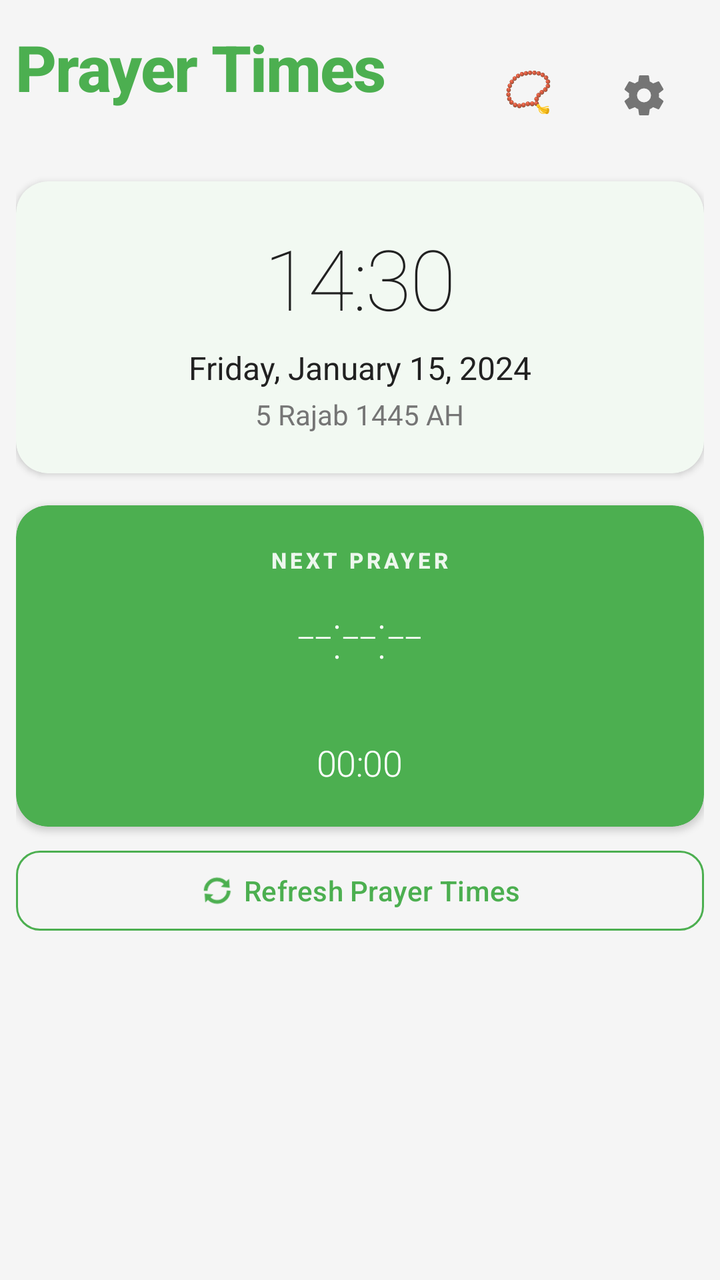
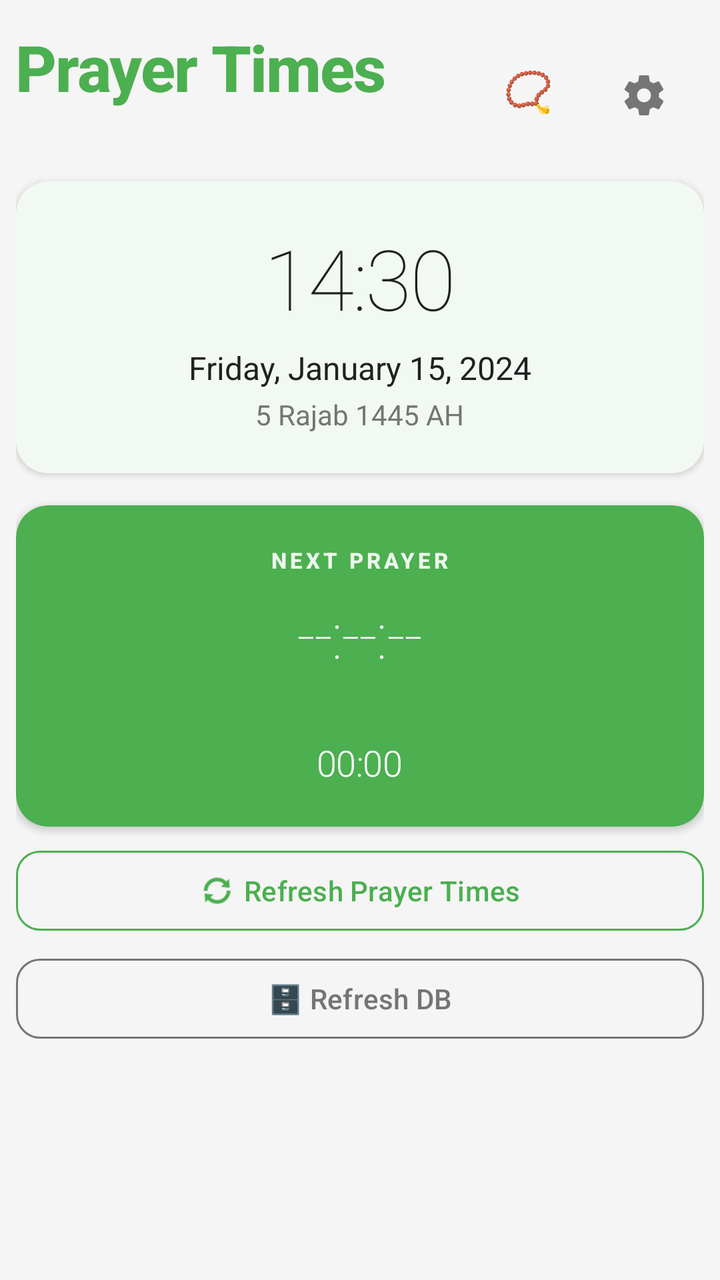

The first picture is an Android layout as it rendered before a commit; the second is the same layout after the commit. The layout source and the unified diff follow.
<!-- AndroidManifest.xml: activity theme Theme.SalahTimes -->
<!-- res/layout/activity_main.xml -->
<?xml version="1.0" encoding="utf-8"?>
<ScrollView xmlns:android="http://schemas.android.com/apk/res/android"
    xmlns:app="http://schemas.android.com/apk/res-auto"
    android:layout_width="match_parent"
    android:layout_height="match_parent"
    android:fillViewport="true"
    android:background="@color/background_light">

<LinearLayout
    android:layout_width="match_parent"
    android:layout_height="wrap_content"
    android:orientation="vertical"
    android:padding="8dp">

        
        <LinearLayout
            android:layout_width="match_parent"
            android:layout_height="wrap_content"
            android:orientation="horizontal"
            android:gravity="center_vertical"
            android:paddingTop="4dp"
            android:paddingBottom="4dp">

            <LinearLayout
                android:layout_width="0dp"
                android:layout_height="wrap_content"
                android:layout_weight="1"
                android:orientation="vertical">

                <TextView
                    android:id="@+id/app_title"
                    android:layout_width="wrap_content"
                    android:layout_height="wrap_content"
                    android:text="Prayer Times"
                    android:textSize="32sp"
                    android:textColor="@color/primary_green"
                    android:textStyle="bold"
                    android:fontFamily="sans-serif-medium"
                    android:letterSpacing="-0.02" />

                <TextView
                    android:id="@+id/location_text"
                    android:layout_width="wrap_content"
                    android:layout_height="wrap_content"
                    android:textSize="16sp"
                    android:textColor="@color/text_secondary"
                    android:fontFamily="sans-serif"
                    android:layout_marginTop="2dp" />

            </LinearLayout>

            <LinearLayout
                android:layout_width="wrap_content"
                android:layout_height="wrap_content"
                android:orientation="horizontal">

                <com.google.android.material.button.MaterialButton
                    android:id="@+id/adhkar_button"
                    android:layout_width="56dp"
                    android:layout_height="56dp"
                    android:insetTop="0dp"
                    android:insetBottom="0dp"
                    android:text="📿"
                    android:textSize="20sp"
                    style="@style/Widget.Material3.Button.IconButton"
                    android:contentDescription="Adhkar"
                    android:layout_marginEnd="4dp" />

                <com.google.android.material.button.MaterialButton
                    android:id="@+id/settings_button"
                    android:layout_width="56dp"
                    android:layout_height="56dp"
                    android:insetTop="0dp"
                    android:insetBottom="0dp"
                    app:icon="@drawable/ic_settings"
                    app:iconSize="24dp"
                    app:iconTint="@color/text_secondary"
                    style="@style/Widget.Material3.Button.IconButton"
                    android:contentDescription="Settings" />

            </LinearLayout>

        </LinearLayout>

        
        <com.google.android.material.card.MaterialCardView
            android:layout_width="match_parent"
            android:layout_height="wrap_content"
            android:layout_marginTop="8dp"
            app:cardCornerRadius="16dp"
            app:cardElevation="2dp"
            app:strokeWidth="0dp"
            app:cardBackgroundColor="@color/card_background">

            <LinearLayout
                android:layout_width="match_parent"
                android:layout_height="wrap_content"
                android:orientation="vertical"
                android:padding="20dp"
                android:gravity="center">

                <TextView
                    android:id="@+id/clock_text"
                    android:layout_width="wrap_content"
                    android:layout_height="wrap_content"
                    android:text="14:30"
                    android:textSize="42sp"
                    android:textColor="@color/text_primary"
                    android:fontFamily="sans-serif-thin"
                    android:letterSpacing="-0.02" />

                <TextView
                    android:id="@+id/date_text"
                    android:layout_width="wrap_content"
                    android:layout_height="wrap_content"
                    android:text="Friday, January 15, 2024"
                    android:textSize="16sp"
                    android:textColor="@color/text_primary"
                    android:fontFamily="sans-serif"
                    android:layout_marginTop="6dp" />

                <TextView
                    android:id="@+id/hijri_text"
                    android:layout_width="wrap_content"
                    android:layout_height="wrap_content"
                    android:text="5 Rajab 1445 AH"
                    android:textSize="14sp"
                    android:textColor="@color/text_secondary"
                    android:fontFamily="sans-serif"
                    android:layout_marginTop="3dp" />

            </LinearLayout>

        </com.google.android.material.card.MaterialCardView>

        
        <androidx.recyclerview.widget.RecyclerView
            android:id="@+id/prayer_grid"
            android:layout_width="match_parent"
            android:layout_height="wrap_content"
            android:layout_marginTop="8dp"
            android:background="@color/background_light" />

        
        <com.google.android.material.card.MaterialCardView
            android:layout_width="match_parent"
            android:layout_height="wrap_content"
            android:layout_marginTop="8dp"
            app:cardCornerRadius="16dp"
            app:cardElevation="2dp"
            app:strokeWidth="0dp"
            app:cardBackgroundColor="@color/primary_green">

            <LinearLayout
                android:layout_width="match_parent"
                android:layout_height="wrap_content"
                android:orientation="vertical"
                android:padding="20dp"
                android:gravity="center">

                <TextView
                    android:id="@+id/next_prayer_label"
                    android:layout_width="wrap_content"
                    android:layout_height="wrap_content"
                    android:text="NEXT PRAYER"
                    android:textSize="11sp"
                    android:textColor="@color/white"
                    android:textStyle="bold"
                    android:letterSpacing="0.15"
                    android:fontFamily="sans-serif-medium"
                    android:alpha="0.9" />

                <TextView
                    android:id="@+id/countdown_text"
                    android:layout_width="wrap_content"
                    android:layout_height="wrap_content"
                    android:layout_marginTop="8dp"
                    android:text="--:--:--"
                    android:textSize="32sp"
                    android:textColor="@color/white"
                    android:fontFamily="sans-serif-thin"
                    android:letterSpacing="-0.02" />

                <TextView
                    android:id="@+id/iqama_countdown_label"
                    android:layout_width="wrap_content"
                    android:layout_height="wrap_content"
                    android:layout_marginTop="12dp"
                    android:textSize="11sp"
                    android:textColor="@color/white"
                    android:textStyle="bold"
                    android:letterSpacing="0.15"
                    android:fontFamily="sans-serif-medium"
                    android:alpha="0.9" />

                <TextView
                    android:id="@+id/iqama_countdown"
                    android:layout_width="wrap_content"
                    android:layout_height="wrap_content"
                    android:layout_marginTop="4dp"
                    android:text="00:00"
                    android:textSize="18sp"
                    android:textColor="@color/white"
                    android:fontFamily="sans-serif-light"
                    android:letterSpacing="-0.01" />

            </LinearLayout>

        </com.google.android.material.card.MaterialCardView>

        
        <com.google.android.material.button.MaterialButton
            android:id="@+id/refresh_button"
            android:layout_width="match_parent"
            android:layout_height="48dp"
            android:layout_marginTop="8dp"
            android:layout_marginBottom="8dp"
            android:text="Refresh Prayer Times"
            android:textSize="14sp"
            android:textColor="@color/primary_green"
            android:fontFamily="sans-serif-medium"
            app:icon="@android:drawable/ic_popup_sync"
            app:iconTint="@color/primary_green"
            app:iconGravity="textStart"
            style="@style/Widget.Material3.Button.OutlinedButton"
            app:strokeColor="@color/primary_green"
            app:cornerRadius="12dp" />

</LinearLayout>

</ScrollView>
<!-- resources referenced by this layout -->
<resources>
  <color name="background_light">#F5F5F5</color>
  <color name="card_background">#FFFFFF</color>
  <color name="primary_green">#4CAF50</color>
  <color name="text_primary">#212121</color>
  <color name="text_secondary">#757575</color>
  <color name="white">#FFFFFFFF</color>
  <!-- drawable ic_settings (drawable) -->
  <?xml version="1.0" encoding="utf-8"?>
  <vector xmlns:android="http://schemas.android.com/apk/res/android"
      android:width="24dp"
      android:height="24dp"
      android:viewportWidth="24"
      android:viewportHeight="24">
      <path
          android:fillColor="@color/white"
          android:pathData="M12,15.5A3.5,3.5 0 0,1 8.5,12A3.5,3.5 0 0,1 12,8.5a3.5,3.5 0 0,1 3.5,3.5 3.5,3.5 0 0,1 -3.5,3.5M19.43,12.97C19.47,12.65 19.5,12.33 19.5,12C19.5,11.67 19.47,11.34 19.43,11L21.54,9.37C21.73,9.22 21.78,8.95 21.66,8.73L19.66,5.27C19.54,5.05 19.27,4.96 19.05,5.05L16.56,6.05C16.04,5.66 15.5,5.32 14.87,5.07L14.5,2.42C14.46,2.18 14.25,2 14,2H10C9.75,2 9.54,2.18 9.5,2.42L9.13,5.07C8.5,5.32 7.96,5.66 7.44,6.05L4.95,5.05C4.73,4.96 4.46,5.05 4.34,5.27L2.34,8.73C2.22,8.95 2.27,9.22 2.46,9.37L4.57,11C4.53,11.34 4.5,11.67 4.5,12C4.5,12.33 4.53,12.65 4.57,12.97L2.46,14.63C2.27,14.78 2.22,15.05 2.34,15.27L4.34,18.73C4.46,18.95 4.73,19.03 4.95,18.95L7.44,17.94C7.96,18.34 8.5,18.68 9.13,18.93L9.5,21.58C9.54,21.82 9.75,22 10,22H14C14.25,22 14.46,21.82 14.5,21.58L14.87,18.93C15.5,18.67 16.04,18.34 16.56,17.94L19.05,18.95C19.27,19.03 19.54,18.95 19.66,18.73L21.66,15.27C21.78,15.05 21.73,14.78 21.54,14.63L19.43,12.97Z" />
  </vector>
  <style name="Theme.SalahTimes" parent="Theme.Material3.DayNight">
          <item name="colorPrimary">@color/primary_green</item>
          <item name="colorOnPrimary">@color/white</item>
          <item name="colorSecondary">@color/accent_gold</item>
          <item name="colorOnSecondary">@color/black</item>
          <item name="android:statusBarColor">@color/primary_dark</item>
          <item name="android:windowBackground">@color/background_light</item>
          <item name="colorSurface">@color/card_background</item>
          <item name="colorOnSurface">@color/text_primary</item>
      </style>
  <color name="accent_gold">#FFD700</color>
  <color name="black">#FF000000</color>
  <color name="primary_dark">#2E7D32</color>
</resources>

<!-- the commit's change to res/layout/activity_main.xml (unified diff, before → after) -->
@@ -214,7 +214,6 @@
             android:layout_width="match_parent"
             android:layout_height="48dp"
             android:layout_marginTop="8dp"
-            android:layout_marginBottom="8dp"
             android:text="Refresh Prayer Times"
             android:textSize="14sp"
             android:textColor="@color/primary_green"
@@ -226,6 +225,21 @@
             app:strokeColor="@color/primary_green"
             app:cornerRadius="12dp" />
 
+        
+        <com.google.android.material.button.MaterialButton
+            android:id="@+id/refresh_db_button"
+            android:layout_width="match_parent"
+            android:layout_height="48dp"
+            android:layout_marginTop="6dp"
+            android:layout_marginBottom="8dp"
+            android:text="🗄️ Refresh DB"
+            android:textSize="14sp"
+            android:textColor="@color/text_secondary"
+            android:fontFamily="sans-serif-medium"
+            style="@style/Widget.Material3.Button.OutlinedButton"
+            app:strokeColor="@color/text_secondary"
+            app:cornerRadius="12dp" />
+
 </LinearLayout>
 
 </ScrollView>
